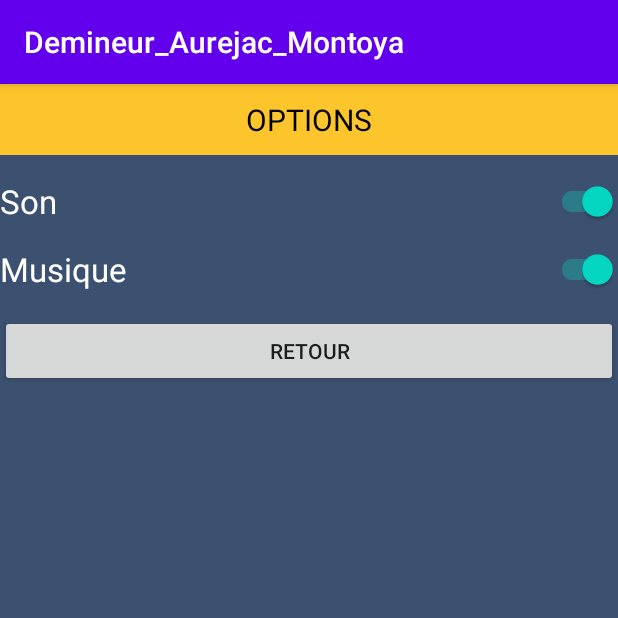
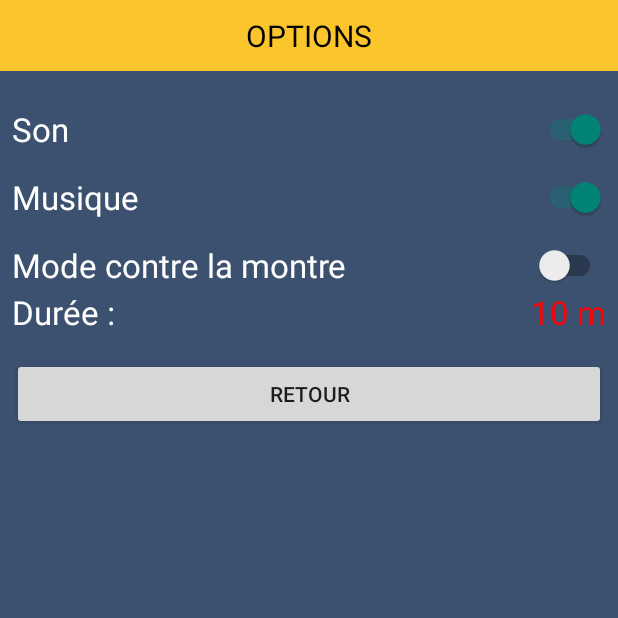
Before and after one commit to r-aurejac/Demineur_Aurejac_Montoya, an Android app: the OptionsActivity screen opened directly, with no data from a screen before it, on a phone screen of 412 x 824 dp, the top half of it. Run offline under Robolectric (Android 15) with nearby library versions, the phone set to English and light mode, and no system bars.

Commit message:
timer tv

```diff
--- a/app/src/main/java/com/example/demineur_aurejac_montoya/CellFragment.java
+++ b/app/src/main/java/com/example/demineur_aurejac_montoya/CellFragment.java
@@ -145,6 +145,7 @@ public class CellFragment extends Fragment {
                 hexagonImageView.setImageResource(R.drawable.mine);
                 break;
             case 6 :
+                playExplosionSound();
                 hexagonImageView.setImageResource(R.drawable.wrong_flag);
                 break;
         }
--- a/app/src/main/java/com/example/demineur_aurejac_montoya/OptionsActivity.java
+++ b/app/src/main/java/com/example/demineur_aurejac_montoya/OptionsActivity.java
@@ -2,17 +2,17 @@ package com.example.demineur_aurejac_montoya;
 
 import androidx.appcompat.app.AppCompatActivity;
 import androidx.appcompat.widget.SwitchCompat;
+import androidx.fragment.app.DialogFragment;
 
-import android.media.MediaPlayer;
 import android.os.Bundle;
 import android.view.View;
 import android.widget.Button;
 import android.widget.CompoundButton;
-import android.widget.RadioGroup;
-import android.widget.Switch;
+import android.widget.TextView;
+import android.widget.TimePicker;
 
 
-public class OptionsActivity extends AppCompatActivity {
+public class OptionsActivity extends AppCompatActivity implements android.app.TimePickerDialog.OnTimeSetListener {
 
     Button back;
     Navigator navigator;
@@ -22,7 +22,7 @@ public class OptionsActivity extends AppCompatActivity {
     SwitchCompat soundSwitch;
     SwitchCompat musicSwitch;
     MusicManager musicManager;
-
+    TextView timer_tv;
     @Override
     protected void onCreate(Bundle savedInstanceState) {
         super.onCreate(savedInstanceState);
@@ -51,8 +51,23 @@ public class OptionsActivity extends AppCompatActivity {
             }
         });
 
+        timer_tv = (TextView) findViewById(R.id.timer_tv);
+        timer_tv.setOnClickListener(new View.OnClickListener() {
+            @Override
+            public void onClick(View v) {
+                DialogFragment timePicker = new TimePickerDialog();
+                timePicker.show(getSupportFragmentManager(), "Choisissez la durée");
+            }
+        });
+
         setOptionsPreferences();
         updateViews();
+    }
+
+    @Override
+    public void onTimeSet(TimePicker view, int hourOfDay, int minute) {
+
+        timer_tv.setText("Hour: " + hourOfDay + " Minute: " + minute);
     }
 
     private void setOptionsPreferences()
--- a/app/src/main/res/layout/activity_game.xml
+++ b/app/src/main/res/layout/activity_game.xml
@@ -9,4 +9,10 @@
     tools:context=".ScoreActivity">
 
 
+    <TextView
+        android:id="@+id/timer_tv"
+        android:layout_width="wrap_content"
+        android:layout_height="wrap_content"
+        android:text="TextView"
+        style="@style/Minesweeper"/>
 </RelativeLayout>
--- a/app/src/main/res/layout/activity_main.xml
+++ b/app/src/main/res/layout/activity_main.xml
@@ -5,6 +5,8 @@
     android:layout_width="match_parent"
     android:layout_height="match_parent"
     tools:context=".MainActivity">
+
+
 
     <LinearLayout
         android:layout_width="0dp"
--- a/app/src/main/res/layout/activity_options.xml
+++ b/app/src/main/res/layout/activity_options.xml
@@ -4,54 +4,97 @@
     xmlns:tools="http://schemas.android.com/tools"
     android:layout_width="match_parent"
     android:layout_height="match_parent"
+    android:background="@color/fontColor"
     tools:context=".OptionsActivity">
+
+    <TextView
+        android:id="@+id/textView3"
+        android:layout_width="match_parent"
+        android:layout_height="wrap_content"
+        android:layout_weight="0"
+        android:background="#FBC52B"
+        android:paddingTop="10dp"
+        android:paddingBottom="10dp"
+        android:text="OPTIONS"
+        android:textAlignment="center"
+        android:textColor="#000000"
+        android:textSize="20sp"
+
+        app:layout_constraintEnd_toEndOf="parent"
+        app:layout_constraintStart_toStartOf="parent"
+        app:layout_constraintTop_toTopOf="parent" />
 
     <LinearLayout
         android:layout_width="0dp"
         android:layout_height="0dp"
-        android:background="@color/fontColor"
+
         android:orientation="vertical"
+        android:layout_margin="8dp"
         app:layout_constraintBottom_toBottomOf="parent"
         app:layout_constraintEnd_toEndOf="parent"
         app:layout_constraintStart_toStartOf="parent"
-        app:layout_constraintTop_toTopOf="parent">
-
-        <TextView
-            android:id="@+id/textView3"
-            android:layout_width="match_parent"
-            android:layout_height="wrap_content"
-            android:layout_weight="0"
-            android:background="#FBC52B"
-            android:paddingTop="10dp"
-            android:paddingBottom="10dp"
-            android:text="OPTIONS"
-            android:textAlignment="center"
-            android:textColor="#000000"
-            android:textSize="20sp" />
+        app:layout_constraintTop_toBottomOf="@+id/textView3">
 
         <androidx.appcompat.widget.SwitchCompat
-            android:layout_marginTop="16dp"
             android:id="@+id/soundSwitch"
             style="@style/Minesweeper"
             android:layout_width="match_parent"
             android:layout_height="wrap_content"
+            android:layout_marginTop="16dp"
             android:layout_weight="0"
             android:text="Son" />
 
         <androidx.appcompat.widget.SwitchCompat
-            android:layout_marginTop="16dp"
             android:id="@+id/musicSwitch"
             style="@style/Minesweeper"
             android:layout_width="match_parent"
             android:layout_height="wrap_content"
+            android:layout_marginTop="16dp"
             android:layout_weight="0"
             android:text="Musique" />
 
+        <androidx.appcompat.widget.SwitchCompat
+            android:id="@+id/timerSwitch"
+            style="@style/Minesweeper"
+            android:layout_width="match_parent"
+            android:layout_height="wrap_content"
+            android:layout_marginTop="16dp"
+            android:layout_weight="0"
+            android:text="Mode contre la montre" />
+
+
+        <LinearLayout
+            android:id="@+id/timer_layout"
+            android:layout_width="match_parent"
+            android:layout_height="wrap_content"
+            android:layout_marginTop="2dp"
+            android:layout_weight="0"
+            android:orientation="horizontal">
+
+            <TextView
+                style="@style/Minesweeper"
+                android:layout_width="match_parent"
+                android:layout_height="wrap_content"
+
+                android:layout_weight="1"
+                android:text="Durée :" />
+
+            <TextView
+                android:id="@+id/timer_tv"
+                style="@style/ClickableText"
+                android:layout_width="wrap_content"
+                android:layout_height="wrap_content"
+                android:layout_weight="0"
+                android:ems="10"
+                android:text="10 m"
+                android:textAlignment="textEnd" />
+        </LinearLayout>
+
         <Button
-            android:layout_marginTop="16dp"
             android:id="@+id/button3"
             android:layout_width="match_parent"
             android:layout_height="wrap_content"
+            android:layout_marginTop="16dp"
             android:layout_weight="0"
             android:text="Retour" />
 
--- a/app/src/main/res/values/colors.xml
+++ b/app/src/main/res/values/colors.xml
@@ -4,4 +4,5 @@
     <color name="colorPrimaryDark">#3700B3</color>
     <color name="colorAccent">#03DAC5</color>
     <color name="fontColor">#FF3C5170</color>
+    <color name="red">#FF0000</color>
 </resources>
--- a/app/src/main/res/values/styles.xml
+++ b/app/src/main/res/values/styles.xml
@@ -11,6 +11,13 @@
         <item name="android:textColor">#FFFFFF</item>
         <item name="android:textSize">22dp</item>
     </style>
+
+    <style name="ClickableText">
+        <item name="android:textColor">@color/red</item>
+        <item name="android:textSize">22dp</item>
+
+    </style>
+
     <style name="Score">
         <item name="android:textColor">#FFFFFF</item>
         <item name="android:textSize">16dp</item>
```
Also changed, not shown: app/src/main/AndroidManifest.xml (+5 -3 lines), app/src/main/java/com/example/demineur_aurejac_montoya/TimePickerDialog.java (added, +79 -0 lines), app/src/main/res/layout/dialog_time_picker.xml (added, +91 -0 lines).
